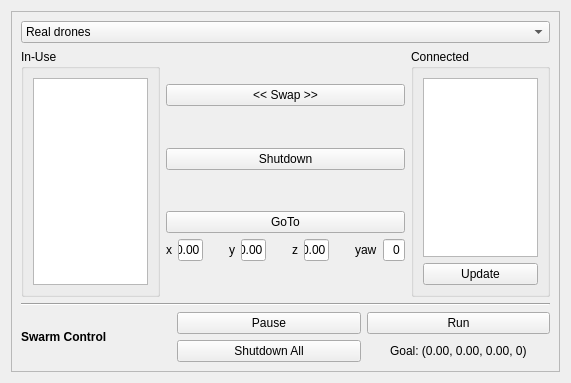
This is src/tools/connection_handler/src/ConnectionHandler.ui in asilvaigor/psc as Qt 5 draws it before an edit. The edited form follows.
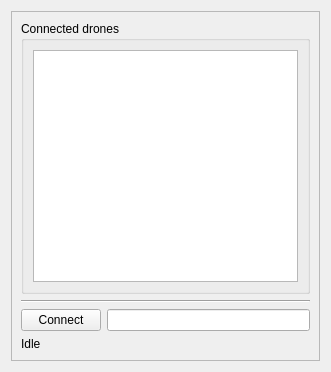
This is the edited form. Icons and pictures are not drawn.

Commit message: Added first UI functionalities to the connection widget

Patch:
```diff
--- a/src/tools/connection_handler/src/ConnectionHandler.ui
+++ b/src/tools/connection_handler/src/ConnectionHandler.ui
@@ -9,8 +9,8 @@
    <rect>
     <x>0</x>
     <y>0</y>
-    <width>571</width>
-    <height>383</height>
+    <width>331</width>
+    <height>372</height>
    </rect>
   </property>
   <property name="windowTitle">
@@ -27,28 +27,11 @@
        <rect>
         <x>0</x>
         <y>0</y>
-        <width>551</width>
-        <height>363</height>
+        <width>311</width>
+        <height>352</height>
        </rect>
       </property>
       <layout class="QVBoxLayout" name="verticalLayout_2">
-       <item>
-        <widget class="QComboBox" name="drones_combo_box">
-         <property name="toolTip">
-          <string>&lt;html&gt;&lt;head/&gt;&lt;body&gt;&lt;p&gt;Select if using real drones or simulation.&lt;/p&gt;&lt;/body&gt;&lt;/html&gt;</string>
-         </property>
-         <item>
-          <property name="text">
-           <string>Real drones</string>
-          </property>
-         </item>
-         <item>
-          <property name="text">
-           <string>Simulated drones</string>
-          </property>
-         </item>
-        </widget>
-       </item>
        <item>
         <layout class="QHBoxLayout" name="horizontalLayout">
          <item>
@@ -57,271 +40,11 @@
             <string>&lt;html&gt;&lt;head/&gt;&lt;body&gt;&lt;p&gt;In-Use: Drones that will move when the code is running.&lt;/p&gt;&lt;/body&gt;&lt;/html&gt;</string>
            </property>
            <property name="title">
-            <string>In-Use</string>
+            <string>Connected drones</string>
            </property>
            <layout class="QVBoxLayout" name="verticalLayout_6">
             <item>
-             <widget class="QListWidget" name="inuse_list">
-              <property name="maximumSize">
-               <size>
-                <width>16777215</width>
-                <height>16777215</height>
-               </size>
-              </property>
-             </widget>
-            </item>
-           </layout>
-          </widget>
-         </item>
-         <item>
-          <layout class="QVBoxLayout" name="verticalLayout_5">
-           <item>
-            <spacer name="verticalSpacer_4">
-             <property name="orientation">
-              <enum>Qt::Vertical</enum>
-             </property>
-             <property name="sizeHint" stdset="0">
-              <size>
-               <width>20</width>
-               <height>40</height>
-              </size>
-             </property>
-            </spacer>
-           </item>
-           <item>
-            <widget class="QPushButton" name="swap_push_button">
-             <property name="toolTip">
-              <string>&lt;html&gt;&lt;head/&gt;&lt;body&gt;&lt;p&gt;Change selected drone state: In-Use or Connected. If the drones are simulated, they are all moved together, and gazebo will open when they change to the &amp;quot;In-Use&amp;quot; list.&lt;/p&gt;&lt;/body&gt;&lt;/html&gt;</string>
-             </property>
-             <property name="text">
-              <string>&lt;&lt; Swap &gt;&gt;</string>
-             </property>
-            </widget>
-           </item>
-           <item>
-            <spacer name="verticalSpacer_3">
-             <property name="orientation">
-              <enum>Qt::Vertical</enum>
-             </property>
-             <property name="sizeHint" stdset="0">
-              <size>
-               <width>20</width>
-               <height>40</height>
-              </size>
-             </property>
-            </spacer>
-           </item>
-           <item>
-            <widget class="QPushButton" name="shutdown_push_button">
-             <property name="toolTip">
-              <string>&lt;html&gt;&lt;head/&gt;&lt;body&gt;&lt;p&gt;Shuts-down the currently selected drone. ATTENTION: THE MOTORS WILL STOP RUNNING. USE THIS BUTTON ONLY WHEN THE DRONE IS ON THE FLOOR.&lt;/p&gt;&lt;/body&gt;&lt;/html&gt;</string>
-             </property>
-             <property name="text">
-              <string>Shutdown</string>
-             </property>
-             <property name="icon">
-              <iconset theme="edit-delete">
-               <normaloff>.</normaloff>.</iconset>
-             </property>
-            </widget>
-           </item>
-           <item>
-            <spacer name="verticalSpacer_2">
-             <property name="orientation">
-              <enum>Qt::Vertical</enum>
-             </property>
-             <property name="sizeHint" stdset="0">
-              <size>
-               <width>20</width>
-               <height>40</height>
-              </size>
-             </property>
-            </spacer>
-           </item>
-           <item>
-            <widget class="QPushButton" name="goto_push_button">
-             <property name="toolTip">
-              <string>&lt;html&gt;&lt;head/&gt;&lt;body&gt;&lt;p&gt;Given the 3D coordinate below, the drone will move to that coordinate in a straight line. Note that the drone must be In-Use to be moved.&lt;/p&gt;&lt;/body&gt;&lt;/html&gt;</string>
-             </property>
-             <property name="text">
-              <string>GoTo</string>
-             </property>
-             <property name="icon">
-              <iconset theme="go-next">
-               <normaloff>.</normaloff>.</iconset>
-             </property>
-            </widget>
-           </item>
-           <item>
-            <layout class="QHBoxLayout" name="horizontalLayout_3">
-             <item>
-              <widget class="QLabel" name="label_4">
-               <property name="text">
-                <string>x</string>
-               </property>
-              </widget>
-             </item>
-             <item>
-              <widget class="QLineEdit" name="x_line_edit">
-               <property name="enabled">
-                <bool>true</bool>
-               </property>
-               <property name="maximumSize">
-                <size>
-                 <width>45</width>
-                 <height>16777215</height>
-                </size>
-               </property>
-               <property name="text">
-                <string>0.00</string>
-               </property>
-               <property name="alignment">
-                <set>Qt::AlignRight|Qt::AlignTrailing|Qt::AlignVCenter</set>
-               </property>
-              </widget>
-             </item>
-             <item>
-              <spacer name="horizontalSpacer">
-               <property name="orientation">
-                <enum>Qt::Horizontal</enum>
-               </property>
-               <property name="sizeHint" stdset="0">
-                <size>
-                 <width>40</width>
-                 <height>20</height>
-                </size>
-               </property>
-              </spacer>
-             </item>
-             <item>
-              <widget class="QLabel" name="label_5">
-               <property name="text">
-                <string>y</string>
-               </property>
-              </widget>
-             </item>
-             <item>
-              <widget class="QLineEdit" name="y_line_edit">
-               <property name="maximumSize">
-                <size>
-                 <width>45</width>
-                 <height>16777215</height>
-                </size>
-               </property>
-               <property name="text">
-                <string>0.00</string>
-               </property>
-               <property name="alignment">
-                <set>Qt::AlignRight|Qt::AlignTrailing|Qt::AlignVCenter</set>
-               </property>
-              </widget>
-             </item>
-             <item>
-              <spacer name="horizontalSpacer_2">
-               <property name="orientation">
-                <enum>Qt::Horizontal</enum>
-               </property>
-               <property name="sizeHint" stdset="0">
-                <size>
-                 <width>40</width>
-                 <height>20</height>
-                </size>
-               </property>
-              </spacer>
-             </item>
-             <item>
-              <widget class="QLabel" name="label_6">
-               <property name="text">
-                <string>z</string>
-               </property>
-              </widget>
-             </item>
-             <item>
-              <widget class="QLineEdit" name="z_line_edit">
-               <property name="maximumSize">
-                <size>
-                 <width>45</width>
-                 <height>16777215</height>
-                </size>
-               </property>
-               <property name="text">
-                <string>0.00</string>
-               </property>
-               <property name="alignment">
-                <set>Qt::AlignRight|Qt::AlignTrailing|Qt::AlignVCenter</set>
-               </property>
-              </widget>
-             </item>
-             <item>
-              <spacer name="horizontalSpacer_3">
-               <property name="orientation">
-                <enum>Qt::Horizontal</enum>
-               </property>
-               <property name="sizeHint" stdset="0">
-                <size>
-                 <width>40</width>
-                 <height>20</height>
-                </size>
-               </property>
-              </spacer>
-             </item>
-             <item>
-              <widget class="QLabel" name="label_9">
-               <property name="text">
-                <string>yaw</string>
-               </property>
-              </widget>
-             </item>
-             <item>
-              <widget class="QLineEdit" name="yaw_line_edit">
-               <property name="maximumSize">
-                <size>
-                 <width>42</width>
-                 <height>16777215</height>
-                </size>
-               </property>
-               <property name="text">
-                <string>0</string>
-               </property>
-               <property name="alignment">
-                <set>Qt::AlignRight|Qt::AlignTrailing|Qt::AlignVCenter</set>
-               </property>
-              </widget>
-             </item>
-            </layout>
-           </item>
-           <item>
-            <spacer name="verticalSpacer">
-             <property name="orientation">
-              <enum>Qt::Vertical</enum>
-             </property>
-             <property name="sizeHint" stdset="0">
-              <size>
-               <width>20</width>
-               <height>40</height>
-              </size>
-             </property>
-            </spacer>
-           </item>
-          </layout>
-         </item>
-         <item>
-          <widget class="QGroupBox" name="groupBox_2">
-           <property name="toolTip">
-            <string>&lt;html&gt;&lt;head/&gt;&lt;body&gt;&lt;p&gt;Connected: Available drones, but they won't move when the code is running.&lt;/p&gt;&lt;/body&gt;&lt;/html&gt;</string>
-           </property>
-           <property name="title">
-            <string>Connected</string>
-           </property>
-           <layout class="QVBoxLayout" name="verticalLayout_3">
-            <item>
              <widget class="QListWidget" name="connected_list">
-              <property name="minimumSize">
-               <size>
-                <width>0</width>
-                <height>0</height>
-               </size>
-              </property>
               <property name="maximumSize">
                <size>
                 <width>16777215</width>
@@ -330,20 +53,6 @@
               </property>
              </widget>
             </item>
-            <item>
-             <widget class="QPushButton" name="connected_push_button">
-              <property name="toolTip">
-               <string>&lt;html&gt;&lt;head/&gt;&lt;body&gt;&lt;p&gt;Update the status of connection of the drones.&lt;/p&gt;&lt;/body&gt;&lt;/html&gt;</string>
-              </property>
-              <property name="text">
-               <string>Update</string>
-              </property>
-              <property name="icon">
-               <iconset theme="view-refresh">
-                <normaloff>.</normaloff>.</iconset>
-              </property>
-             </widget>
-            </item>
            </layout>
           </widget>
          </item>
@@ -357,81 +66,26 @@
         </widget>
        </item>
        <item>
-        <layout class="QHBoxLayout" name="horizontalLayout_2">
+        <layout class="QHBoxLayout" name="horizontalLayout_3">
          <item>
-          <widget class="QLabel" name="label_3">
-           <property name="maximumSize">
-            <size>
-             <width>150</width>
-             <height>16777215</height>
-            </size>
-           </property>
+          <widget class="QPushButton" name="connection_button">
            <property name="text">
-            <string>&lt;html&gt;&lt;head/&gt;&lt;body&gt;&lt;p&gt;&lt;span style=&quot; font-weight:600;&quot;&gt;Swarm Control&lt;/span&gt;&lt;/p&gt;&lt;/body&gt;&lt;/html&gt;</string>
+            <string>Connect</string>
            </property>
           </widget>
          </item>
          <item>
-          <layout class="QGridLayout" name="gridLayout">
-           <item row="2" column="0">
-            <widget class="QPushButton" name="pause_push_button">
-             <property name="toolTip">
-              <string>&lt;html&gt;&lt;head/&gt;&lt;body&gt;&lt;p&gt;Pauses all drones. They will continue flying stabilized on the position they are currently in.&lt;/p&gt;&lt;/body&gt;&lt;/html&gt;</string>
-             </property>
-             <property name="text">
-              <string>Pause</string>
-             </property>
-             <property name="icon">
-              <iconset theme="media-playback-pause">
-               <normaloff>.</normaloff>.</iconset>
-             </property>
-            </widget>
-           </item>
-           <item row="2" column="1">
-            <widget class="QPushButton" name="run_push_button">
-             <property name="toolTip">
-              <string>&lt;html&gt;&lt;head/&gt;&lt;body&gt;&lt;p&gt;Runs the code to calculate trajectories with the final point goal being the one currently in the (x, y, z) coordinate boxes. &lt;/p&gt;&lt;/body&gt;&lt;/html&gt;</string>
-             </property>
-             <property name="styleSheet">
-              <string notr="true"/>
-             </property>
-             <property name="text">
-              <string>Run</string>
-             </property>
-             <property name="icon">
-              <iconset theme="media-playback-start">
-               <normaloff>.</normaloff>.</iconset>
-             </property>
-            </widget>
-           </item>
-           <item row="3" column="1" alignment="Qt::AlignHCenter">
-            <widget class="QLabel" name="coordinates_label">
-             <property name="toolTip">
-              <string>&lt;html&gt;&lt;head/&gt;&lt;body&gt;&lt;p&gt;Position the drones will go to when moving.&lt;/p&gt;&lt;/body&gt;&lt;/html&gt;</string>
-             </property>
-             <property name="text">
-              <string>Goal: (0.00, 0.00, 0.00, 0)</string>
-             </property>
-            </widget>
-           </item>
-           <item row="3" column="0">
-            <widget class="QPushButton" name="shutdown_all_push_button">
-             <property name="toolTip">
-              <string>&lt;html&gt;&lt;head/&gt;&lt;body&gt;&lt;p&gt;Shuts down all drones. ATTENTION: THEIR MOTORS WILL STOP RUNNING. USE THIS BUTTON CAREFULLY AND ONLY WHEN ALL DRONES ARE ON THE FLOOR. &lt;/p&gt;&lt;/body&gt;&lt;/html&gt;</string>
-             </property>
-             <property name="text">
-              <string>Shutdown All</string>
-             </property>
-             <property name="icon">
-              <iconset theme="edit-delete">
-               <normaloff>.</normaloff>.</iconset>
-             </property>
-            </widget>
-           </item>
-          </layout>
+          <widget class="QLineEdit" name="drones_line_edit"/>
          </item>
         </layout>
        </item>
+       <item>
+        <widget class="QLabel" name="status_label">
+         <property name="text">
+          <string>Idle</string>
+         </property>
+        </widget>
+       </item>
       </layout>
      </widget>
     </widget>
```
Left out of the diff: 12 changed lines with no effect on the pictures. The commit also changes 3 other files.
